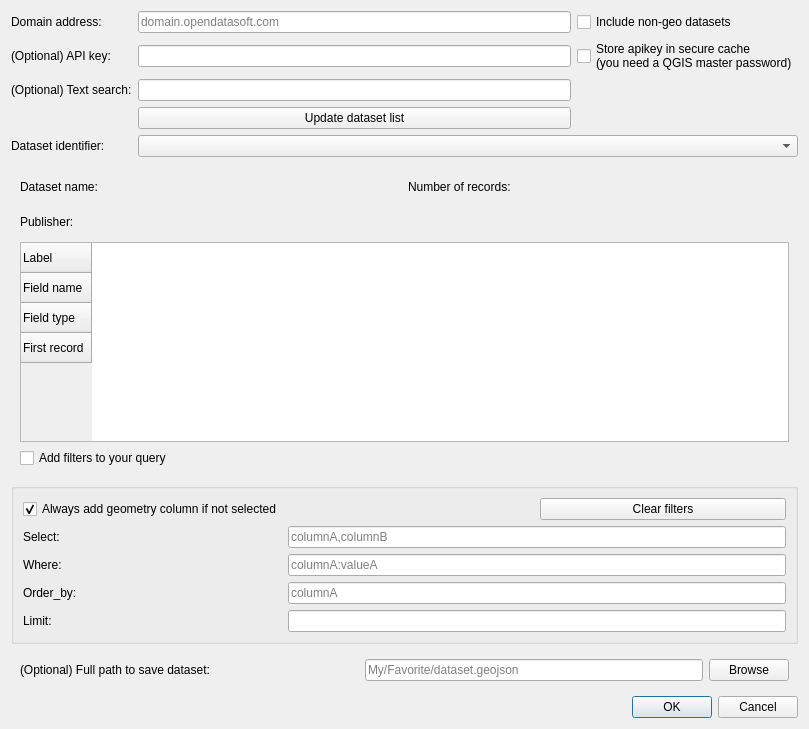
Above: plugin_dialog.ui from opendatasoft/qgis-ods-plugin before the change. Below: the same form after it.
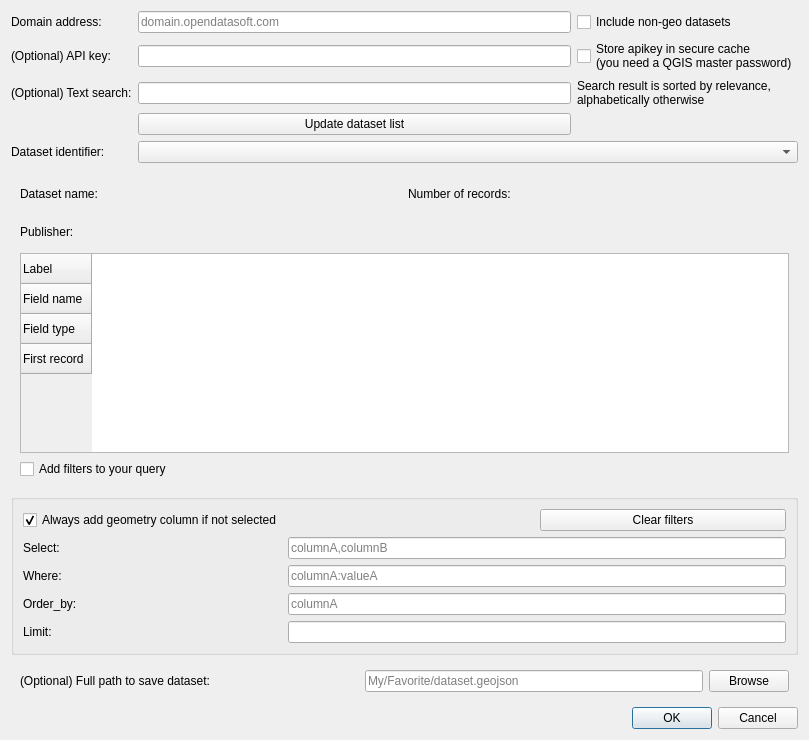
That is the form after the change.

Commit message: cleaner and clearer dataset list

What changed in the file:
```diff
--- a/plugin_dialog.ui
+++ b/plugin_dialog.ui
@@ -7,7 +7,7 @@
     <x>0</x>
     <y>0</y>
     <width>809</width>
-    <height>729</height>
+    <height>740</height>
    </rect>
   </property>
   <property name="windowTitle">
@@ -301,6 +301,14 @@
      </property>
     </widget>
    </item>
+   <item row="2" column="2">
+    <widget class="QLabel" name="label">
+     <property name="text">
+      <string>Search result is sorted by relevance,
+alphabetically otherwise</string>
+     </property>
+    </widget>
+   </item>
   </layout>
  </widget>
  <resources/>
```
The commit also changes 1 other file.
